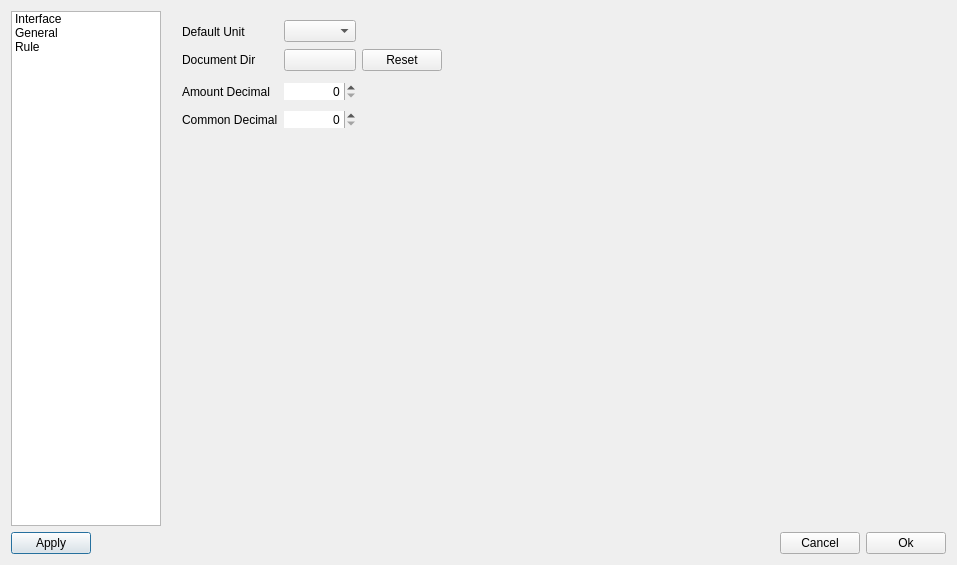
Above: dialog/preferences.ui from YtxErp/YTX before the change. Below: the same form after it.
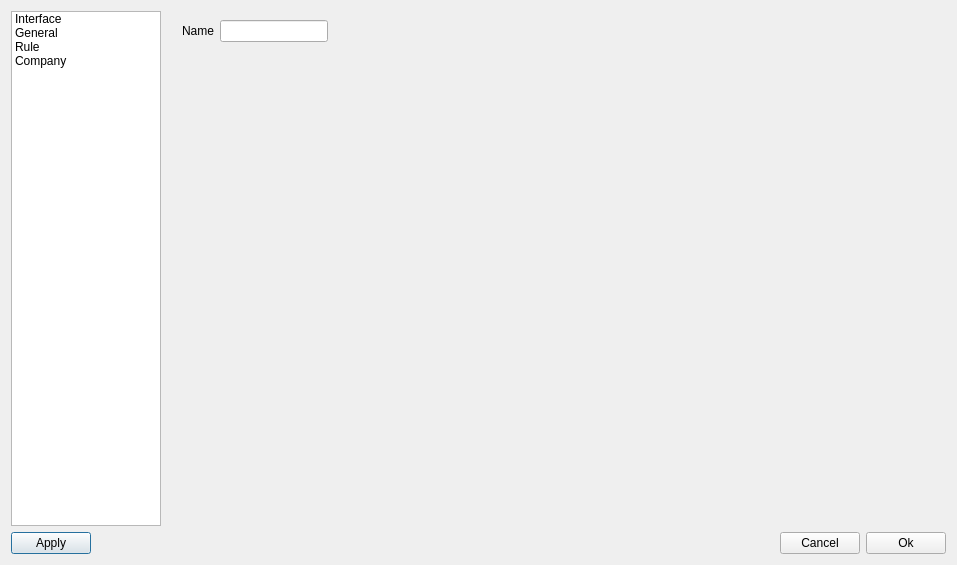
That is the form after the change. Custom widgets are drawn as their Qt base class.

What changed in the file:
```diff
--- a/dialog/preferences.ui
+++ b/dialog/preferences.ui
@@ -52,7 +52,7 @@
    <item row="0" column="2">
     <widget class="QStackedWidget" name="stackedWidget">
      <property name="currentIndex">
-      <number>1</number>
+      <number>3</number>
      </property>
      <widget class="QWidget" name="page">
       <layout class="QGridLayout" name="gridLayout">
@@ -428,6 +428,56 @@
        </item>
       </layout>
      </widget>
+     <widget class="QWidget" name="page_4">
+      <layout class="QGridLayout" name="gridLayout_4">
+       <item row="0" column="0">
+        <widget class="QLabel" name="label">
+         <property name="text">
+          <string>Name</string>
+         </property>
+        </widget>
+       </item>
+       <item row="0" column="1">
+        <widget class="QLineEdit" name="lineCompany">
+         <property name="sizePolicy">
+          <sizepolicy hsizetype="Preferred" vsizetype="Fixed">
+           <horstretch>0</horstretch>
+           <verstretch>0</verstretch>
+          </sizepolicy>
+         </property>
+         <property name="placeholderText">
+          <string/>
+         </property>
+        </widget>
+       </item>
+       <item row="0" column="2">
+        <spacer name="horizontalSpacer_4">
+         <property name="orientation">
+          <enum>Qt::Orientation::Horizontal</enum>
+         </property>
+         <property name="sizeHint" stdset="0">
+          <size>
+           <width>546</width>
+           <height>20</height>
+          </size>
+         </property>
+        </spacer>
+       </item>
+       <item row="1" column="0">
+        <spacer name="verticalSpacer_4">
+         <property name="orientation">
+          <enum>Qt::Orientation::Vertical</enum>
+         </property>
+         <property name="sizeHint" stdset="0">
+          <size>
+           <width>20</width>
+           <height>439</height>
+          </size>
+         </property>
+        </spacer>
+       </item>
+      </layout>
+     </widget>
     </widget>
    </item>
    <item row="0" column="0">
@@ -459,6 +509,11 @@
        <string>Rule</string>
       </property>
      </item>
+     <item>
+      <property name="text">
+       <string>Company</string>
+      </property>
+     </item>
     </widget>
    </item>
   </layout>
```
